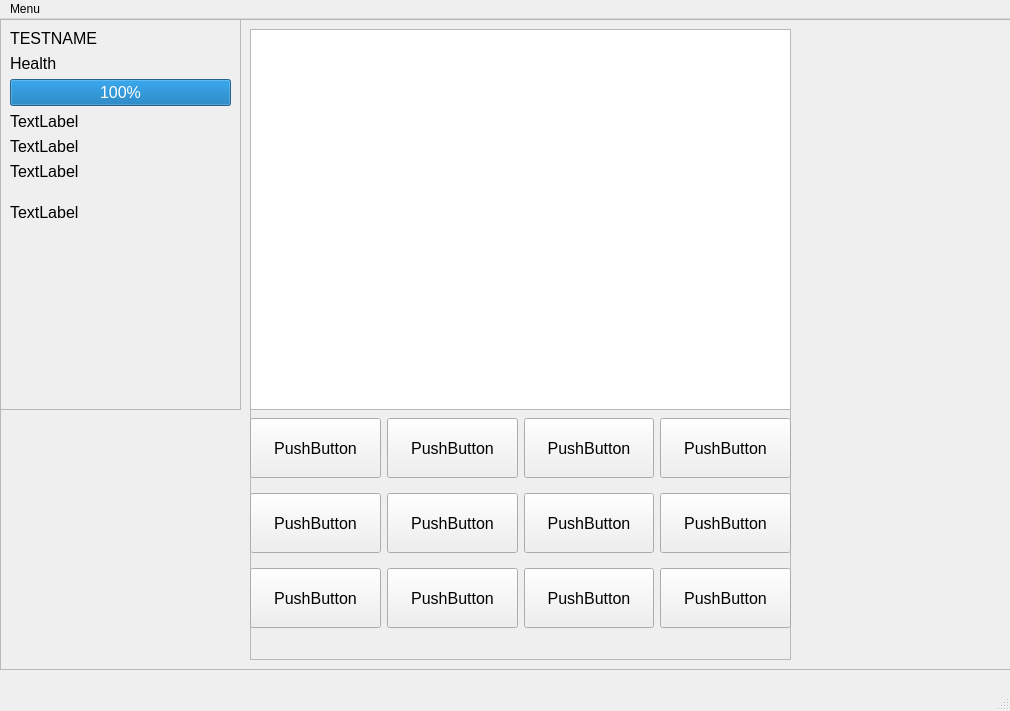
This is Game.ui in RobertHalbert/2023GameProject as Qt 5 draws it before an edit. The edited form follows.
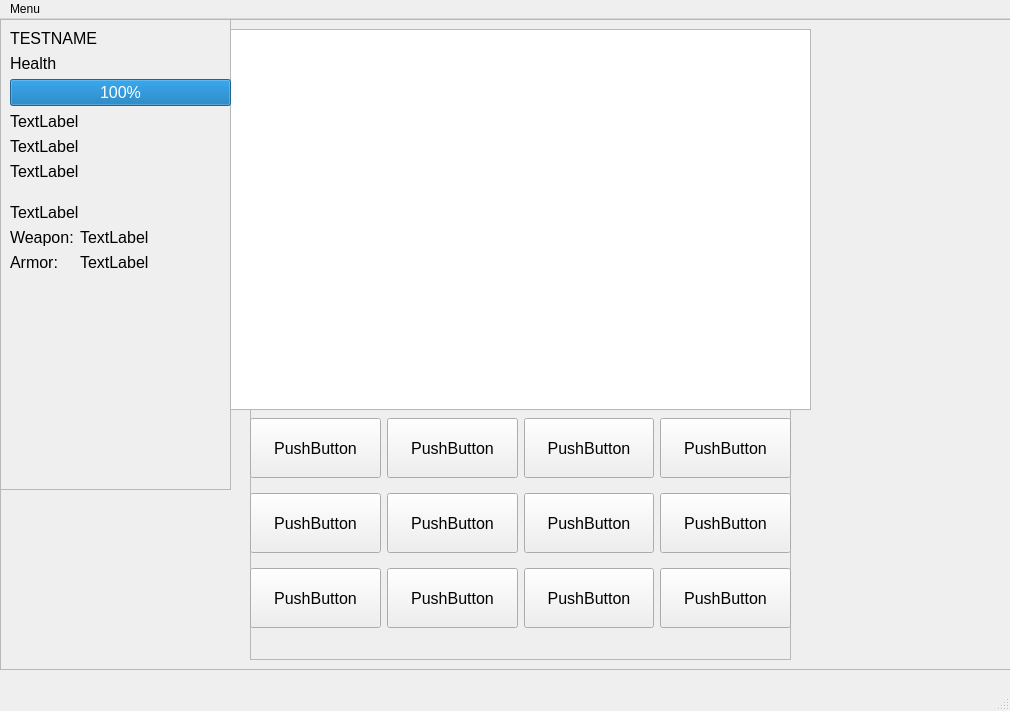
This is the edited form.

The edit to the form file:
```diff
--- a/Game.ui
+++ b/Game.ui
@@ -37,9 +37,9 @@
     <widget class="QPlainTextEdit" name="mainTextBox">
      <property name="geometry">
       <rect>
-       <x>250</x>
+       <x>230</x>
        <y>10</y>
-       <width>541</width>
+       <width>581</width>
        <height>381</height>
       </rect>
      </property>
@@ -52,8 +52,8 @@
       <rect>
        <x>0</x>
        <y>0</y>
-       <width>241</width>
-       <height>391</height>
+       <width>231</width>
+       <height>471</height>
       </rect>
      </property>
      <property name="frameShape">
@@ -68,7 +68,7 @@
         <x>10</x>
         <y>10</y>
         <width>221</width>
-        <height>221</height>
+        <height>431</height>
        </rect>
       </property>
       <layout class="QFormLayout" name="formLayoutInfo">
@@ -114,13 +114,6 @@
          </property>
         </widget>
        </item>
-       <item row="7" column="0">
-        <widget class="QLabel" name="labelGold">
-         <property name="text">
-          <string>TextLabel</string>
-         </property>
-        </widget>
-       </item>
        <item row="6" column="0" colspan="2">
         <spacer name="verticalSpacer">
          <property name="orientation">
@@ -137,6 +130,41 @@
          </property>
         </spacer>
        </item>
+       <item row="7" column="0" colspan="2">
+        <widget class="QLabel" name="labelGold">
+         <property name="text">
+          <string>TextLabel</string>
+         </property>
+        </widget>
+       </item>
+       <item row="8" column="0">
+        <widget class="QLabel" name="labelWeapon">
+         <property name="text">
+          <string>Weapon:</string>
+         </property>
+        </widget>
+       </item>
+       <item row="8" column="1">
+        <widget class="QLabel" name="labelWEquippped">
+         <property name="text">
+          <string>TextLabel</string>
+         </property>
+        </widget>
+       </item>
+       <item row="9" column="0">
+        <widget class="QLabel" name="labelArmor">
+         <property name="text">
+          <string>Armor:</string>
+         </property>
+        </widget>
+       </item>
+       <item row="9" column="1">
+        <widget class="QLabel" name="labelAEquipped">
+         <property name="text">
+          <string>TextLabel</string>
+         </property>
+        </widget>
+       </item>
       </layout>
      </widget>
     </widget>
```
